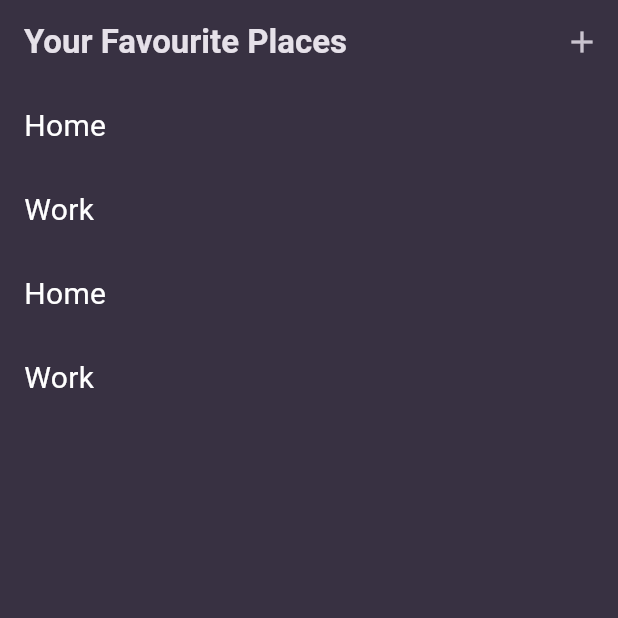
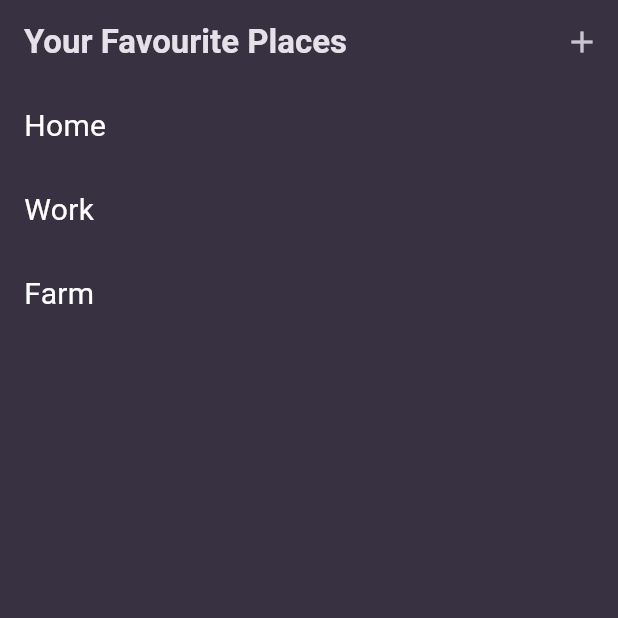
Before and after one commit to RonydaEssam/favourite_places, a Flutter app: the screen it shows after launch, on a phone screen of 412 x 824 dp, the top half of it. Run offline on Flutter 3.47's test engine with Material 3 defaults, Android fonts, the phone set to English and light mode, and no system bars; our stand-ins replace google_fonts.

Commit message:
add the places list to a new widget

```diff
--- /dev/null
+++ b/lib/Widgets/places_list.dart
@@ -0,0 +1,53 @@
+import 'package:favourite_places/models/place.dart';
+import 'package:favourite_places/screens/place_details_screen.dart';
+import 'package:flutter/material.dart';
+
+class PlacesList extends StatelessWidget {
+  const PlacesList({super.key});
+
+  @override
+  Widget build(BuildContext context) {
+    List<Place> placesList = [
+      Place(name: 'Home'),
+      Place(name: 'Work'),
+      Place(name: 'Farm'),
+    ];
+
+    if (placesList.isEmpty) {
+      return Center(
+        child: Text(
+          'No places add to your favourites.',
+          style: TextTheme.of(
+            context,
+          ).bodyLarge!.copyWith(color: Colors.white, fontSize: 18),
+        ),
+      );
+    }
+
+    return ListView.builder(
+      itemCount: placesList.length,
+      itemBuilder: (context, index) {
+        return Column(
+          children: [
+            ListTile(
+              title: Text(
+                placesList[index].name,
+                style: TextTheme.of(
+                  context,
+                ).bodyMedium!.copyWith(fontSize: 20, color: Colors.white),
+              ),
+              onTap: () {
+                Navigator.of(context).push(
+                  MaterialPageRoute(
+                    builder: (context) =>
+                        PlaceDetailsScreen(title: placesList[index].name),
+                  ),
+                );
+              },
+            ),
+          ],
+        );
+      },
+    );
+  }
+}
--- a/lib/screens/main_screen.dart
+++ b/lib/screens/main_screen.dart
@@ -1,3 +1,4 @@
+import 'package:favourite_places/Widgets/places_list.dart';
 import 'package:favourite_places/models/place.dart';
 import 'package:favourite_places/screens/add_place_screen.dart';
 import 'package:favourite_places/screens/place_details_screen.dart';
@@ -8,8 +9,6 @@ class MainScreen extends StatelessWidget {
 
   @override
   Widget build(BuildContext context) {
-    List<Place> placesList = [Place(name: 'Home'), Place(name: 'Work')];
-
     return Scaffold(
       appBar: AppBar(
         title: Text('Your Favourite Places'),
@@ -24,32 +23,7 @@ class MainScreen extends StatelessWidget {
           ),
         ],
       ),
-      body: ListView.builder(
-        itemCount: placesList.length,
-        itemBuilder: (context, index) {
-          return Column(
-            children: [
-              for (final place in placesList)
-                ListTile(
-                  title: Text(
-                    place.name,
-                    style: TextTheme.of(
-                      context,
-                    ).bodyMedium!.copyWith(fontSize: 20, color: Colors.white),
-                  ),
-                  onTap: () {
-                    Navigator.of(context).push(
-                      MaterialPageRoute(
-                        builder: (context) =>
-                            PlaceDetailsScreen(title: place.name),
-                      ),
-                    );
-                  },
-                ),
-            ],
-          );
-        },
-      ),
+      body: PlacesList(),
     );
   }
 }
```
